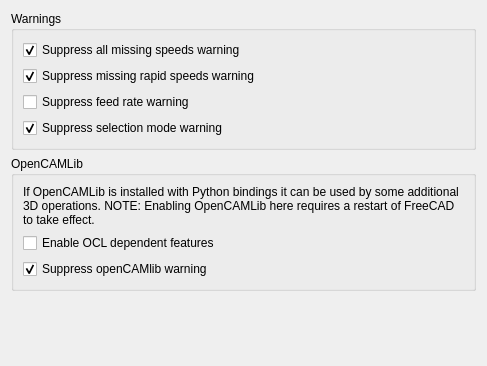
Above: src/Mod/CAM/Gui/Resources/preferences/Advanced.ui from southseact-3d/fcd before the change; both pictures show x 0 to 487 and y 0 to 366 of the 487 by 691 pixel window. Below: the same form after it.
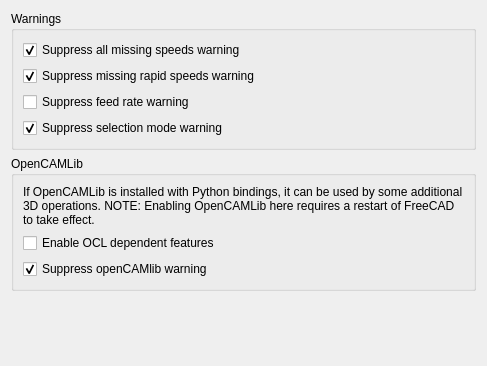
That is the form after the change. Custom widgets are drawn as their Qt base class.

Patch:
```diff
--- a/src/Mod/CAM/Gui/Resources/preferences/Advanced.ui
+++ b/src/Mod/CAM/Gui/Resources/preferences/Advanced.ui
@@ -114,7 +114,7 @@
       <item>
        <widget class="QLabel" name="label">
         <property name="text">
-         <string>If OpenCAMLib is installed with Python bindings it can be used by some additional 3D operations. NOTE: Enabling OpenCAMLib here requires a restart of FreeCAD to take effect.</string>
+         <string>If OpenCAMLib is installed with Python bindings, it can be used by some additional 3D operations. NOTE: Enabling OpenCAMLib here requires a restart of FreeCAD to take effect.</string>
         </property>
         <property name="wordWrap">
          <bool>true</bool>
```
Left out of the diff: 4 changed lines with no effect on the pictures.
